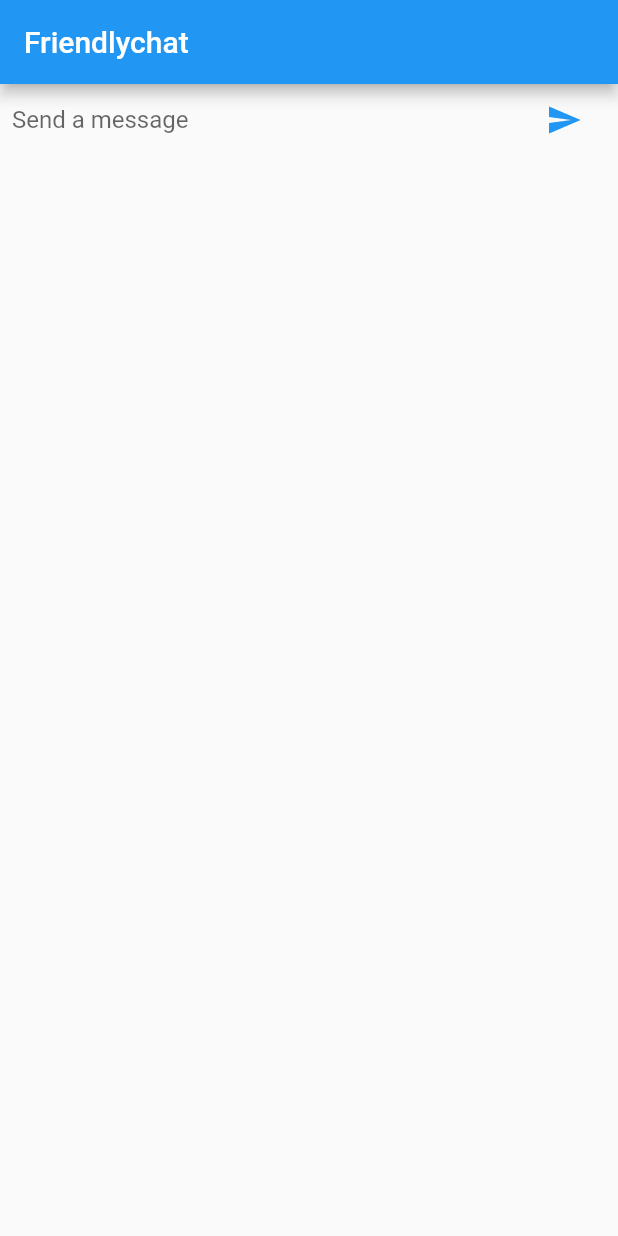
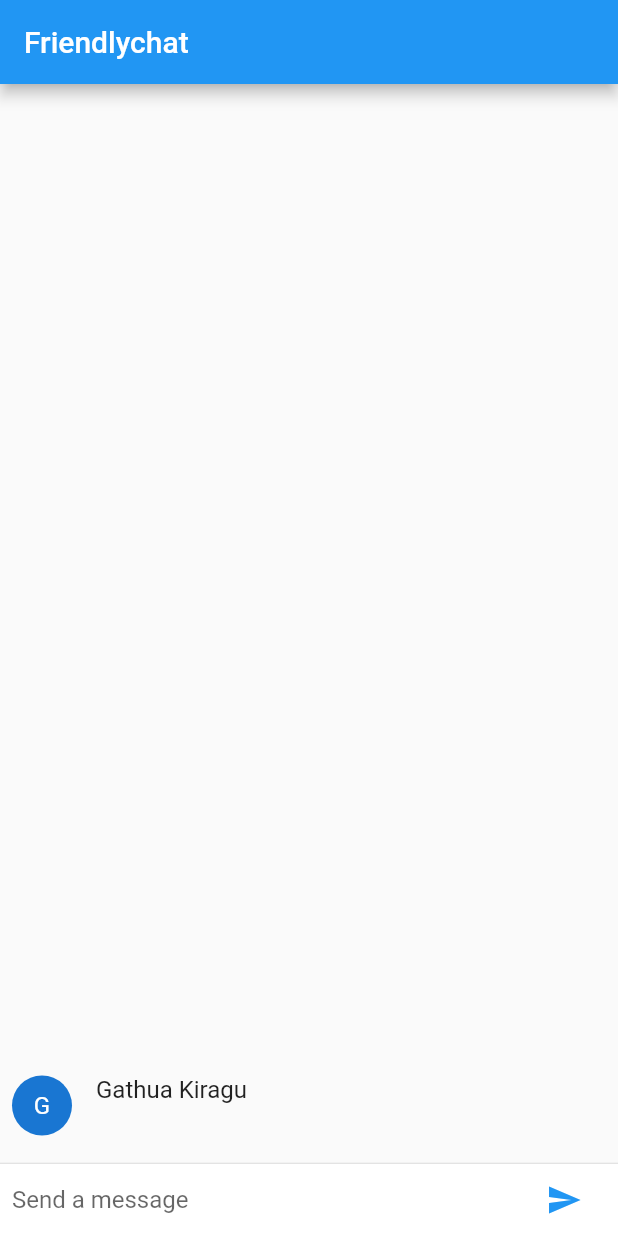
Before and after one commit to GKiragu/FlutterMessagingApp, a Flutter app: the screen it shows after launch, after a tap on the "send" icon, on a phone screen of 412 x 824 dp. Run offline on Flutter 3.47's test engine with Material 2 defaults, Android fonts, the phone set to English and light mode, and no system bars.

```diff
--- a/lib/main.dart
+++ b/lib/main.dart
@@ -3,6 +3,7 @@ import 'package:flutter/material.dart';
 void main() {
   runApp(new FriendlychatApp());
 }
+const String _name = "Gathua Kiragu";
 
 class FriendlychatApp extends StatelessWidget {
   @override
@@ -20,16 +21,46 @@ class ChatScreen extends StatefulWidget {
 }
 
 class ChatScreenState extends State<ChatScreen> {
+
+  final List<ChatMessage> _messages = <ChatMessage>[];
   final TextEditingController _textEditingController =
       new TextEditingController();
 
+//  Widget build(BuildContext context) {
+//// TODO: implement build
+//    return new Scaffold(
+//      appBar: new AppBar(title: new Text("Friendlychat")),
+//      body: _buildTextComposer(),
+//    );
+//  }
+
+
   Widget build(BuildContext context) {
-// TODO: implement build
     return new Scaffold(
       appBar: new AppBar(title: new Text("Friendlychat")),
-      body: _buildTextComposer(),
+      body: new Column(                                        //modified
+        children: <Widget>[                                         //new
+          new Flexible(                                             //new
+            child: new ListView.builder(                            //new
+              padding: new EdgeInsets.all(8.0),                     //new
+              reverse: true,                                        //new
+              itemBuilder: (_, int index) => _messages[index],      //new
+              itemCount: _messages.length,                          //new
+            ),                                                      //new
+          ),                                                        //new
+          new Divider(height: 1.0),                                 //new
+          new Container(                                            //new
+            decoration: new BoxDecoration(
+                color: Theme.of(context).cardColor),                  //new
+            child: _buildTextComposer(),                       //modified
+          ),                                                        //new
+        ],                                                          //new
+      ),                                                            //new
     );
   }
+
+
+
 
   Widget _buildTextComposer() {
     return new IconTheme(
@@ -62,5 +93,43 @@ class ChatScreenState extends State<ChatScreen> {
 
   void _handleSubmitted(String text) {
     _textEditingController.clear();
+    ChatMessage message = new ChatMessage(                         //new
+      text: text,                                                  //new
+    );                                                             //new
+    setState(() {                                                  //new
+      _messages.insert(0, message);                                //new
+    });
+
   }
 }
+
+
+class ChatMessage extends StatelessWidget {
+  ChatMessage({this.text});
+  final String text;
+  @override
+  Widget build(BuildContext context) {
+    return new Container(
+      margin: const EdgeInsets.symmetric(vertical: 10.0),
+      child: new Row(
+        crossAxisAlignment: CrossAxisAlignment.start,
+        children: <Widget>[
+          new Container(
+            margin: const EdgeInsets.only(right: 16.0),
+            child: new CircleAvatar(child: new Text(_name[0])),
+          ),
+          new Column(
+            crossAxisAlignment: CrossAxisAlignment.start,
+            children: <Widget>[
+              new Text(_name, style: Theme.of(context).textTheme.subhead),
+              new Container(
+                margin: const EdgeInsets.only(top: 5.0),
+                child: new Text(text),
+              ),
+            ],
+          ),
+        ],
+      ),
+    );
+  }
+}
```
